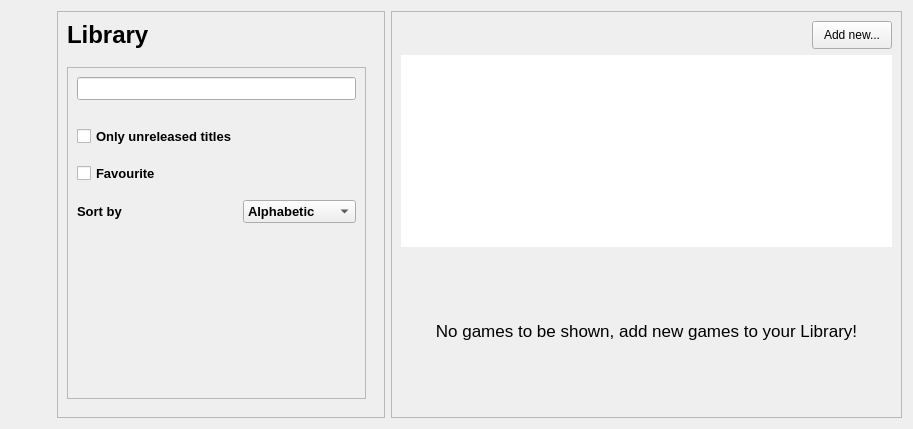
First picture: the form in VGTrackerDesktop/library.ui, repository davidAzr/VGTrackerDesktop, before the edit.
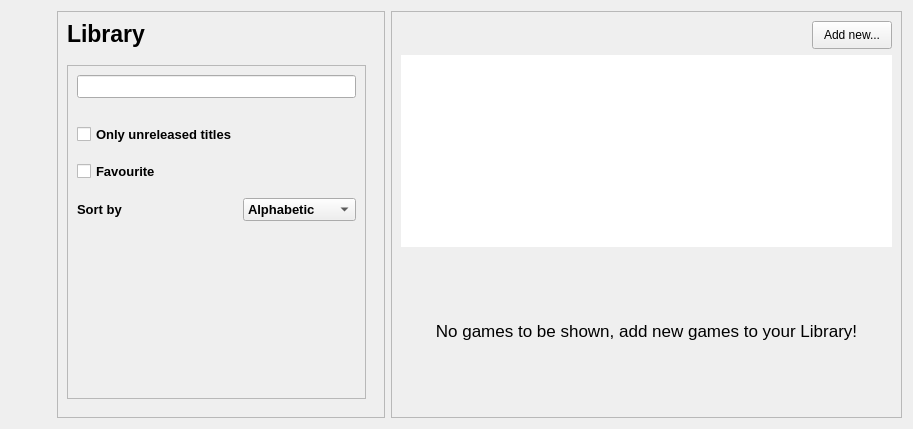
Second picture: the form after the edit.

The edit to the form file:
```diff
--- a/VGTrackerDesktop/library.ui
+++ b/VGTrackerDesktop/library.ui
@@ -221,7 +221,7 @@
        <widget class="QLabel" name="label">
         <property name="font">
          <font>
-          <pointsize>18</pointsize>
+          <pointsize>17</pointsize>
           <weight>75</weight>
           <bold>true</bold>
          </font>
```
Left out of the diff: 2 changed lines with no effect on the pictures.
